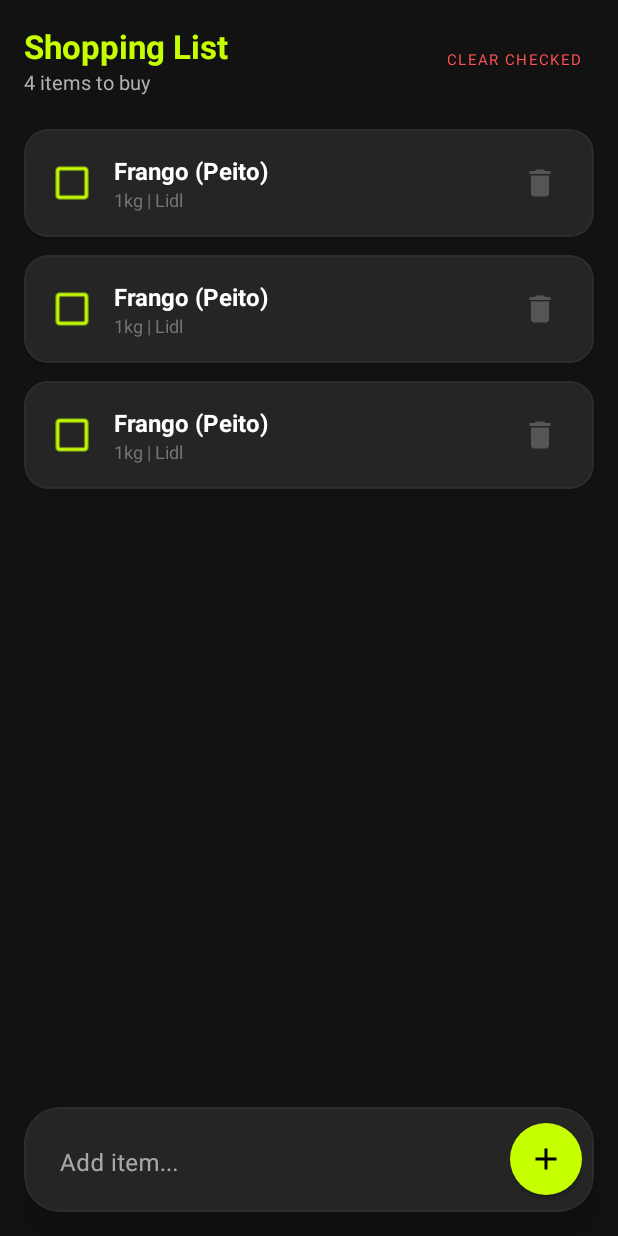
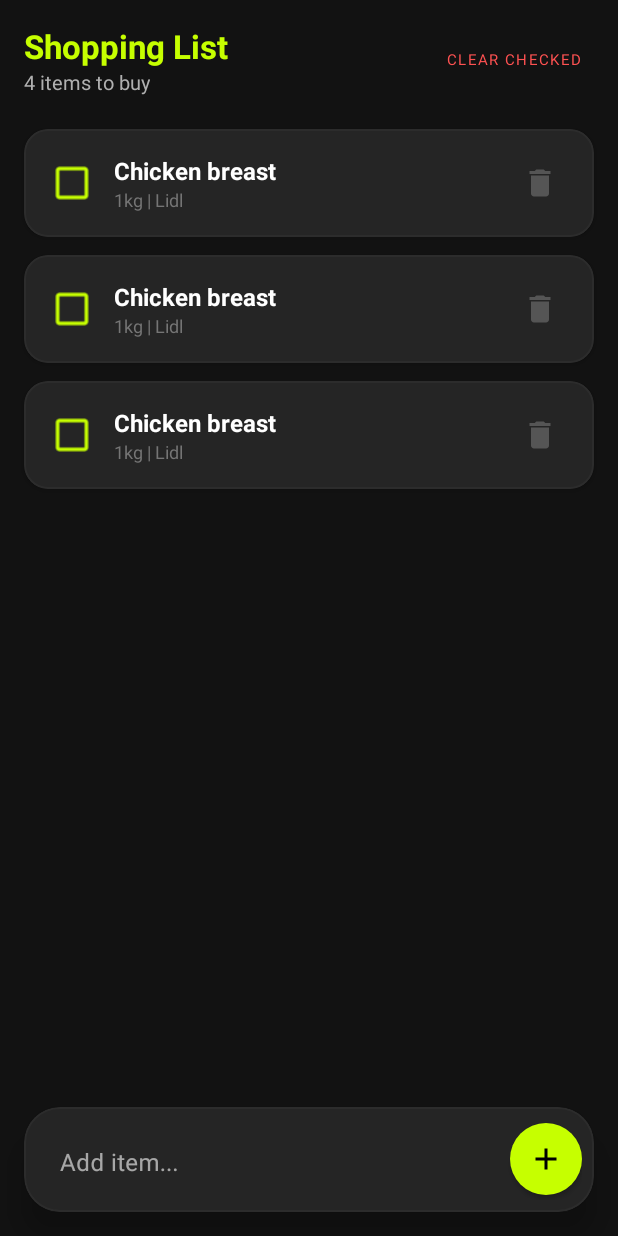
Before and after one commit to luigi043/LuigisWorkout, an Android app: the layout fragment_shopping_list.xml on its own in the app's theme, with its tools: preview values and no code run, on a phone screen of 412 x 824 dp. Run offline under Robolectric (Android 15) with nearby library versions, the phone set to English and light mode, and no system bars.

Commit message:
Translate the shopping input example found during emulator QA
The shopping input still displayed a Portuguese example on the emulator. Move the English example to a string resource and update the layout preview text.

```diff
--- a/app/src/main/res/layout/fragment_shopping_list.xml
+++ b/app/src/main/res/layout/fragment_shopping_list.xml
@@ -74,7 +74,7 @@
                 android:layout_weight="1"
                 android:hint="@string/add_item_hint"
                 app:hintTextColor="@color/text_hint"
-                app:placeholderText="ex: Frango"
+                app:placeholderText="@string/shopping_item_example"
                 style="@style/Widget.MaterialComponents.TextInputLayout.OutlinedBox.Dense"
                 app:boxStrokeWidth="0dp"
                 app:boxStrokeWidthFocused="0dp">
--- a/app/src/main/res/layout/item_shopping.xml
+++ b/app/src/main/res/layout/item_shopping.xml
@@ -42,7 +42,7 @@
                 android:textSize="16sp"
                 android:textColor="@color/text_primary"
                 android:textStyle="bold"
-                tools:text="Frango (Peito)" />
+                tools:text="Chicken breast" />
 
             <TextView
                 android:id="@+id/tvItemDetails"
--- a/app/src/main/res/values/strings.xml
+++ b/app/src/main/res/values/strings.xml
@@ -99,6 +99,7 @@
         <item quantity="other">%d items to buy</item>
     </plurals>
     <string name="add_item_hint">Add item...</string>
+    <string name="shopping_item_example">e.g. chicken breast</string>
     <string name="clear_checked">Clear Checked</string>
     <string name="no_items">No items yet</string>
     <string name="supermarket_any">Any</string>
```
